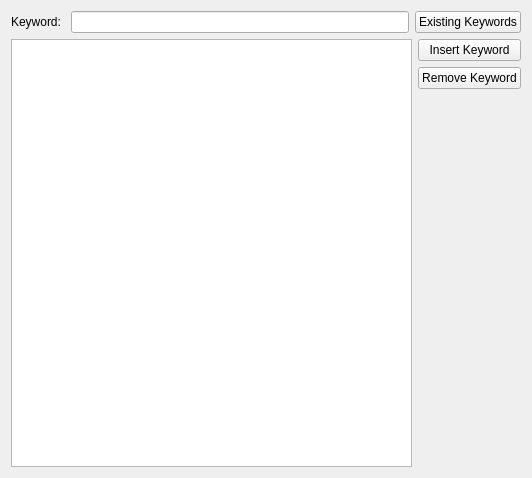
Qt form forms/InsertResearchSourceForm/KeywordsPageForm.ui (cduffy-tri/ResearchDatabase) before a commit.
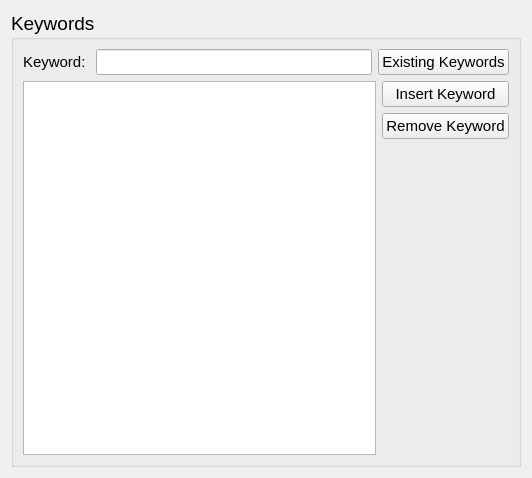
The same form after that commit.

```diff
--- a/forms/InsertResearchSourceForm/KeywordsPageForm.ui
+++ b/forms/InsertResearchSourceForm/KeywordsPageForm.ui
@@ -13,6 +13,20 @@
   <property name="windowTitle">
    <string>Form</string>
   </property>
+  <layout class="QHBoxLayout" name="horizontalLayout_5">
+   <item>
+    <widget class="QGroupBox" name="groupBox">
+     <property name="font">
+      <font>
+       <family>MS Sans Serif</family>
+       <pointsize>14</pointsize>
+      </font>
+     </property>
+     <property name="title">
+      <string>Keywords</string>
+     </property>
+     <layout class="QHBoxLayout" name="horizontalLayout_4">
+      <item>
   <layout class="QVBoxLayout" name="verticalLayout_2">
    <item>
     <layout class="QHBoxLayout" name="horizontalLayout_3">
@@ -20,18 +34,37 @@
       <layout class="QHBoxLayout" name="horizontalLayout">
        <item>
         <widget class="QLabel" name="keywordLabel">
+              <property name="font">
+               <font>
+                <family>MS Sans Serif</family>
+                <pointsize>11</pointsize>
+               </font>
+              </property>
          <property name="text">
           <string>Keyword: </string>
          </property>
         </widget>
        </item>
        <item>
-        <widget class="QLineEdit" name="keywordLineEdit"/>
+             <widget class="QLineEdit" name="keywordLineEdit">
+              <property name="font">
+               <font>
+                <family>MS Sans Serif</family>
+                <pointsize>11</pointsize>
+               </font>
+              </property>
+             </widget>
        </item>
       </layout>
      </item>
      <item>
       <widget class="QPushButton" name="existingKeywordsButton">
+            <property name="font">
+             <font>
+              <family>MS Sans Serif</family>
+              <pointsize>11</pointsize>
+             </font>
+            </property>
        <property name="text">
         <string>Existing Keywords</string>
        </property>
@@ -48,6 +81,12 @@
       <layout class="QVBoxLayout" name="verticalLayout">
        <item>
         <widget class="QPushButton" name="insertKeywordButton">
+              <property name="font">
+               <font>
+                <family>Arial</family>
+                <pointsize>11</pointsize>
+               </font>
+              </property>
          <property name="text">
           <string>Insert Keyword</string>
          </property>
@@ -55,6 +94,12 @@
        </item>
        <item>
         <widget class="QPushButton" name="removeKeywordButton">
+              <property name="font">
+               <font>
+                <family>Arial</family>
+                <pointsize>11</pointsize>
+               </font>
+              </property>
          <property name="text">
           <string>Remove Keyword</string>
          </property>
@@ -76,6 +121,11 @@
       </layout>
      </item>
     </layout>
+        </item>
+       </layout>
+      </item>
+     </layout>
+    </widget>
    </item>
   </layout>
  </widget>
```
Lines whose indentation alone changed are shown as unchanged.
